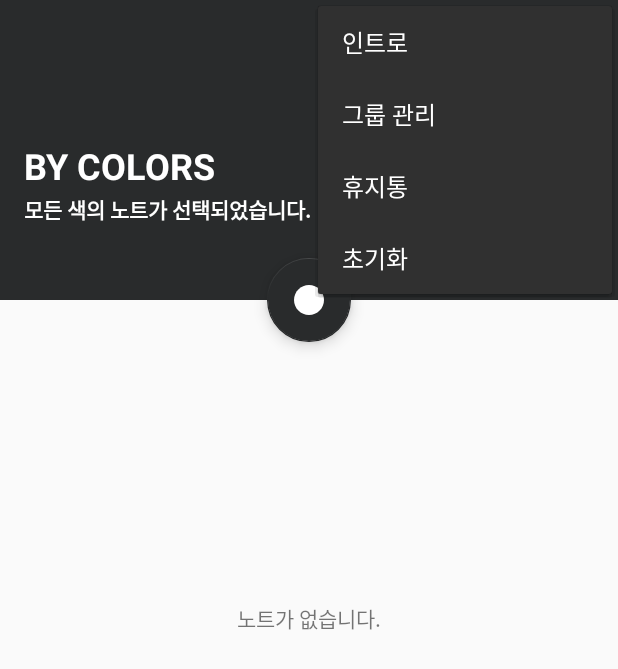
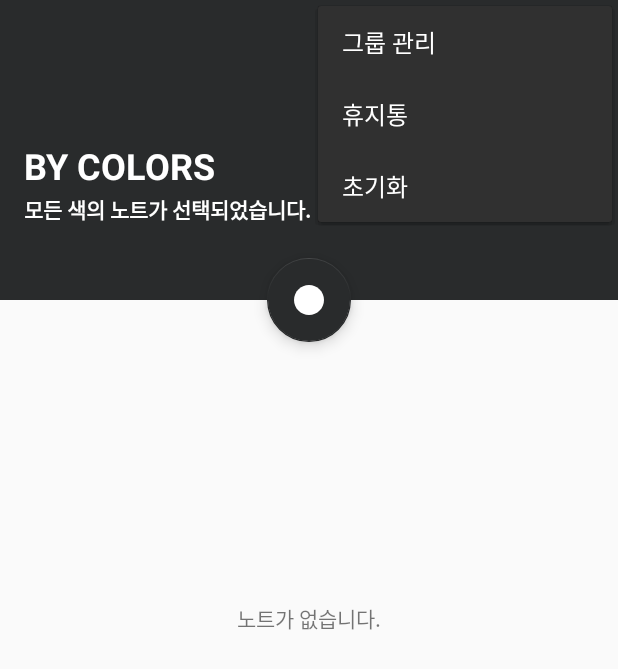
Before and after one commit to vlaksuga/Mymo, an Android app: the MainActivity screen opened directly, with no data from a screen before it, with the options menu open, on a phone screen of 412 x 824 dp. Shown: the top 669 px of the screen. Run offline under Robolectric (Android 15) with nearby library versions, the light colour scheme and no system bars; our stand-ins replace Room's generated code; Roboto replaces fonts that are not available here.

Commit message:
First Release
First Release

```diff
--- a/app/src/main/java/com/vlaksuga/mymo/MainActivity.kt
+++ b/app/src/main/java/com/vlaksuga/mymo/MainActivity.kt
@@ -389,11 +389,6 @@ class MainActivity : AppCompatActivity() {
             // 새로 만들기
             R.id.add_memo_menu -> addNewMemo()
 
-            R.id.intro_menu -> apply {
-                val introIntent = Intent(this, SwipeTutorial::class.java)
-                startActivity(introIntent)
-            }
-
             // 제목 검색
             R.id.action_search -> apply {
                 getAllMemo()
@@ -404,7 +399,6 @@ class MainActivity : AppCompatActivity() {
             R.id.trash_menu -> apply {
                 startActivity(Intent(this, TrashActivity::class.java))
             }
-
 
             // 그룹 액티비티 추가 / 편집
             R.id.group_config -> goToGroupAddEditActivity()
--- a/app/src/main/res/menu/main_menu.xml
+++ b/app/src/main/res/menu/main_menu.xml
@@ -15,12 +15,6 @@
         android:title="@string/add_new"
         android:iconTint="#FFFFFF"
         app:showAsAction="ifRoom"/>
-
-    <item
-        android:id="@+id/intro_menu"
-        android:title="@string/intro"
-        app:showAsAction="never"/>
-
     <item
         android:id="@+id/group_config"
         android:title="@string/group_config_title"
```
Also changed, not shown: 1 other file.
